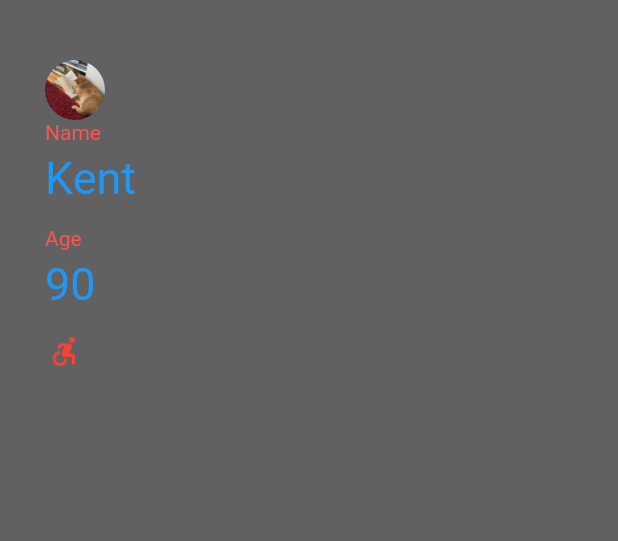
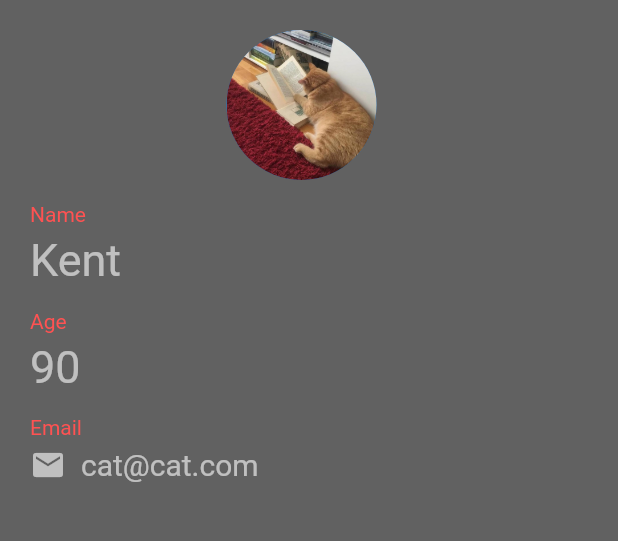
Before and after one commit to turkaytunc/flutter-card, a Flutter app: the screen it shows after launch, on a phone screen of 412 x 824 dp, the part 84-625 px from its top. Run offline on Flutter 3.47's test engine with Material 2 defaults, Android fonts, the phone set to English and light mode, and no system bars.

Commit message:
add: avatar

```diff
--- a/lib/main.dart
+++ b/lib/main.dart
@@ -17,11 +17,19 @@ class MyApp extends StatelessWidget {
           elevation: 0,
         ),
         body: Padding(
-          padding: EdgeInsets.fromLTRB(30, 40, 30, 0),
+          padding: EdgeInsets.fromLTRB(20, 20, 30, 0),
           child: Column(
             crossAxisAlignment: CrossAxisAlignment.start,
             children: [
-              CircleAvatar(backgroundImage: AssetImage('assets/images/cat.jpg'),),
+              Center(
+                child: CircleAvatar(
+                  backgroundImage: AssetImage('assets/images/cat.jpg'),
+                  radius: 50,
+                ),
+              ),
+              SizedBox(
+                height: 15,
+              ),
               Text(
                 'Name',
                 style: TextStyle(color: Colors.redAccent),
@@ -31,7 +39,7 @@ class MyApp extends StatelessWidget {
               ),
               Text(
                 'Kent',
-                style: TextStyle(color: Colors.blue, fontSize: 30),
+                style: TextStyle(color: Colors.white60, fontSize: 30),
               ),
               SizedBox(
                 height: 15,
@@ -45,16 +53,33 @@ class MyApp extends StatelessWidget {
               ),
               Text(
                 '90',
-                style: TextStyle(color: Colors.blue, fontSize: 30),
+                style: TextStyle(color: Colors.white60, fontSize: 30),
               ),
               SizedBox(
                 height: 15,
               ),
+              Text(
+                'Email',
+                style: TextStyle(color: Colors.redAccent),
+              ),
+              SizedBox(
+                height: 5,
+              ),
               Row(
                 children: [
                   Icon(
-                    Icons.accessible_forward_outlined,
-                    color: Colors.red,
+                    Icons.mail,
+                    color: Colors.white60,
+                  ),
+                  SizedBox(
+                    width: 10,
+                  ),
+                  Text(
+                    'cat@cat.com',
+                    style: TextStyle(
+                      color: Colors.white60,
+                      fontSize: 20,
+                    ),
                   )
                 ],
               )
```
